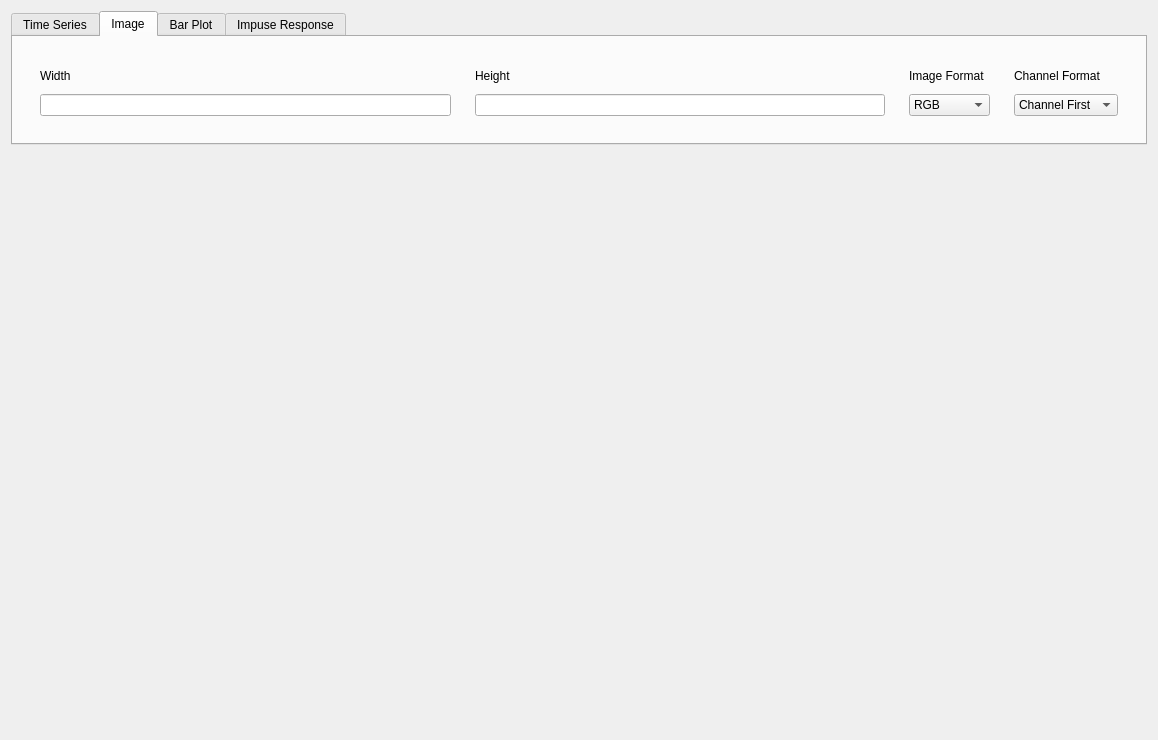
Before: the Qt Designer form rena/ui/OptionsWindowPlotFormatWidget.ui in PhysioLabXR/PhysioLabXR-Community, drawn with Qt 5.
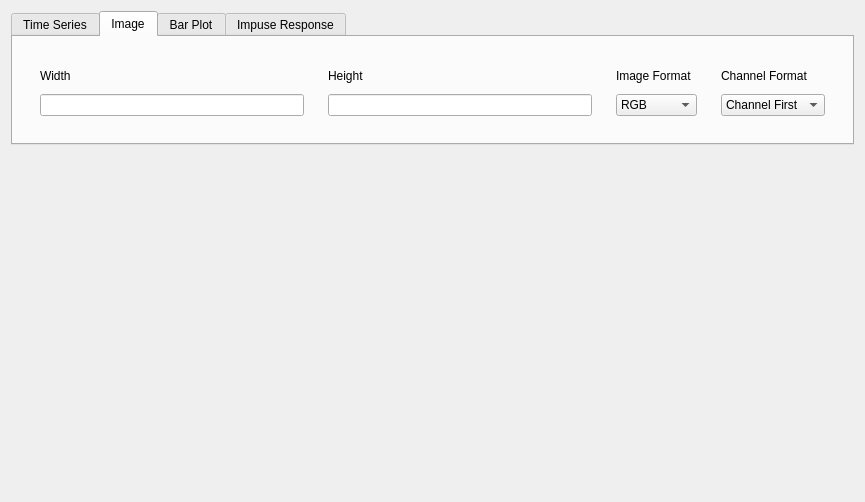
After: the same form once the commit is applied. The open tabs and pages were chosen to show the change.

Commit message: init plotformat widget create plot format info box add image info

Patch:
```diff
--- a/rena/ui/OptionsWindowPlotFormatWidget.ui
+++ b/rena/ui/OptionsWindowPlotFormatWidget.ui
@@ -6,8 +6,8 @@
    <rect>
     <x>0</x>
     <y>0</y>
-    <width>1158</width>
-    <height>740</height>
+    <width>865</width>
+    <height>502</height>
    </rect>
   </property>
   <property name="windowTitle">
```
Left out of the diff: 4 changed lines with no effect on the pictures. The commit also changes 6 other files.
